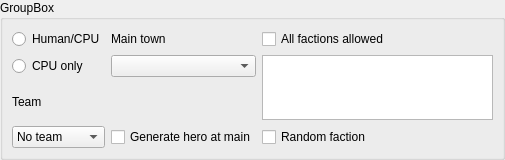
Above: mapeditor/playerparams.ui from vcmi/vcmi before the change. Below: the same form after it.
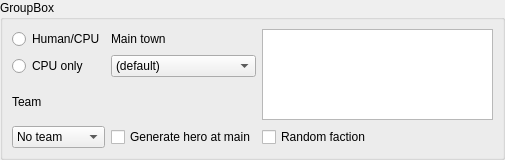
That is the form after the change.

Diff of the .ui file:
```diff
--- a/mapeditor/playerparams.ui
+++ b/mapeditor/playerparams.ui
@@ -7,7 +7,7 @@
     <x>0</x>
     <y>0</y>
     <width>505</width>
-    <height>146</height>
+    <height>160</height>
    </rect>
   </property>
   <property name="sizePolicy">
@@ -101,23 +101,34 @@
         </property>
        </widget>
       </item>
-      <item row="1" column="2" rowspan="2">
+      <item row="1" column="1">
+       <widget class="QComboBox" name="mainTown">
+        <item>
+         <property name="text">
+          <string>(default)</string>
+         </property>
+        </item>
+       </widget>
+      </item>
+      <item row="0" column="2" rowspan="3">
        <widget class="QListWidget" name="allowedFactions">
+        <property name="enabled">
+         <bool>true</bool>
+        </property>
         <property name="sizePolicy">
          <sizepolicy hsizetype="Expanding" vsizetype="MinimumExpanding">
           <horstretch>0</horstretch>
           <verstretch>0</verstretch>
          </sizepolicy>
         </property>
-       </widget>
-      </item>
-      <item row="1" column="1">
-       <widget class="QComboBox" name="mainTown"/>
-      </item>
-      <item row="0" column="2">
-       <widget class="QCheckBox" name="checkBox">
-        <property name="text">
-         <string>All factions allowed</string>
+        <property name="focusPolicy">
+         <enum>Qt::ClickFocus</enum>
+        </property>
+        <property name="editTriggers">
+         <set>QAbstractItemView::NoEditTriggers</set>
+        </property>
+        <property name="selectionMode">
+         <enum>QAbstractItemView::NoSelection</enum>
         </property>
        </widget>
       </item>
```
